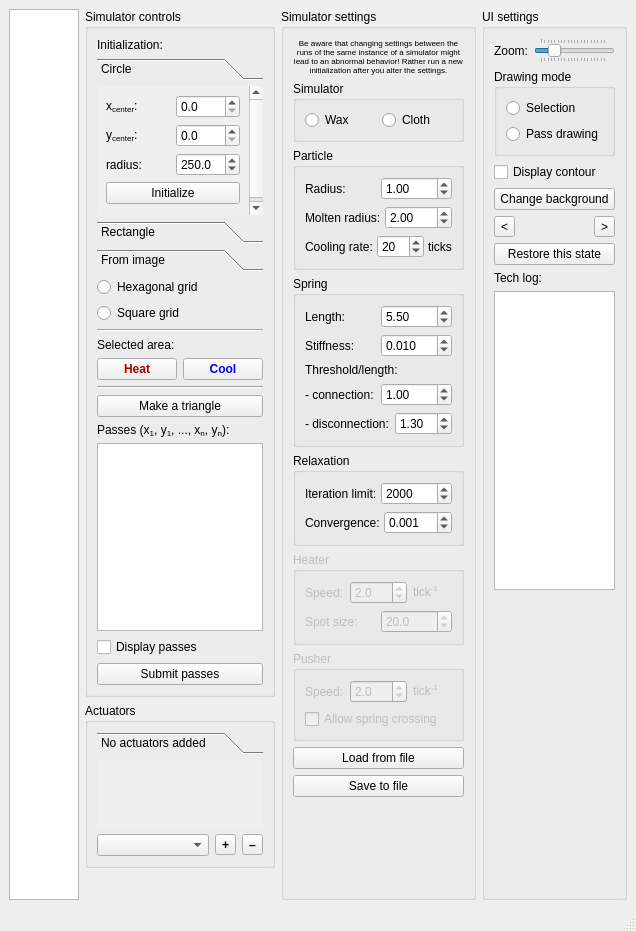
Old version of the form simulator/ui/mainwindow.ui in the repository dantrag/spring_simulator.
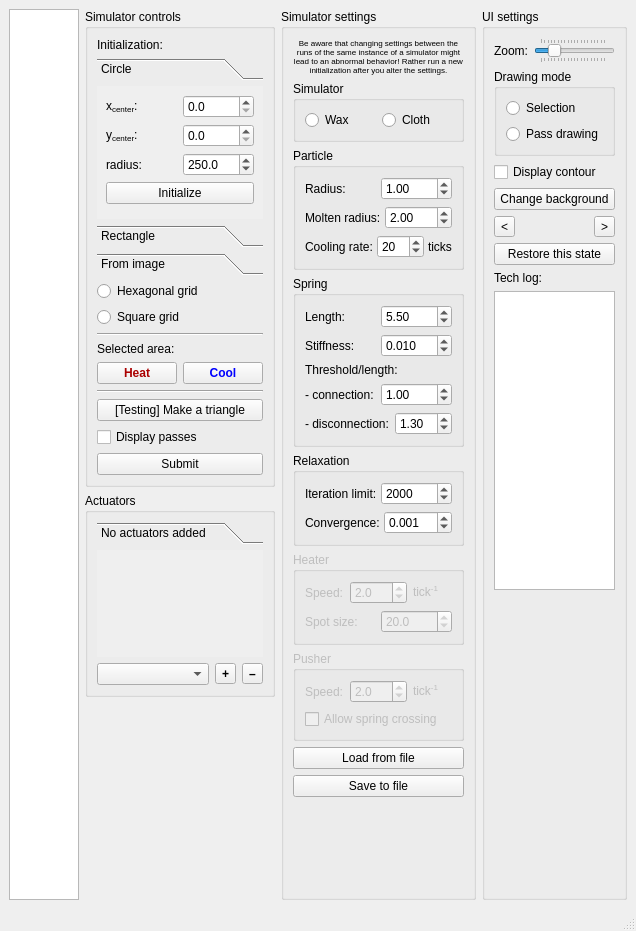
New version of the form. The open tabs and pages were chosen to show the change.

What changed in the file:
```diff
--- a/simulator/ui/mainwindow.ui
+++ b/simulator/ui/mainwindow.ui
@@ -47,7 +47,7 @@
              <rect>
               <x>0</x>
               <y>0</y>
-              <width>154</width>
+              <width>168</width>
               <height>139</height>
              </rect>
             </property>
@@ -456,21 +456,7 @@
          <item>
           <widget class="QPushButton" name="triangle_button">
            <property name="text">
-            <string>Make a triangle</string>
-           </property>
-          </widget>
-         </item>
-         <item>
-          <widget class="QLabel" name="static1">
-           <property name="text">
-            <string>&lt;html&gt;&lt;head/&gt;&lt;body&gt;&lt;p&gt;Passes (x&lt;span style=&quot; vertical-align:sub;&quot;&gt;1&lt;/span&gt;, y&lt;span style=&quot; vertical-align:sub;&quot;&gt;1&lt;/span&gt;, ..., x&lt;span style=&quot; vertical-align:sub;&quot;&gt;n&lt;/span&gt;, y&lt;span style=&quot; vertical-align:sub;&quot;&gt;n&lt;/span&gt;):&lt;/p&gt;&lt;/body&gt;&lt;/html&gt;</string>
-           </property>
-          </widget>
-         </item>
-         <item>
-          <widget class="QPlainTextEdit" name="passes_text_edit">
-           <property name="plainText">
-            <string/>
+            <string>[Testing] Make a triangle</string>
            </property>
           </widget>
          </item>
@@ -484,7 +470,7 @@
          <item>
           <widget class="QPushButton" name="submit_passes_button">
            <property name="text">
-            <string>Submit passes</string>
+            <string>Submit</string>
            </property>
           </widget>
          </item>
@@ -508,7 +494,7 @@
               <x>0</x>
               <y>0</y>
               <width>168</width>
-              <height>68</height>
+              <height>119</height>
              </rect>
             </property>
             <attribute name="label">
```
Left out of the diff: 12 changed lines with no effect on the pictures.
